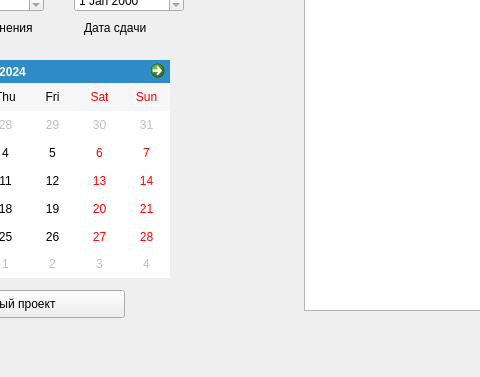
Above: mainwindow.ui from slavik175cm/FirmManager before the change; both pictures show x 236 to 716 and y 270 to 647 of the 960 by 647 pixel window. Below: the same form after it.
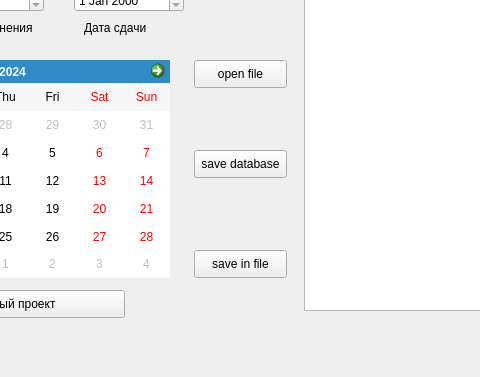
That is the form after the change.

Patch:
```diff
--- a/mainwindow.ui
+++ b/mainwindow.ui
@@ -249,6 +249,45 @@
      <string>Добавить новый проект</string>
     </property>
    </widget>
+   <widget class="QPushButton" name="pushButton">
+    <property name="geometry">
+     <rect>
+      <x>430</x>
+      <y>330</y>
+      <width>93</width>
+      <height>28</height>
+     </rect>
+    </property>
+    <property name="text">
+     <string>open file</string>
+    </property>
+   </widget>
+   <widget class="QPushButton" name="pushButton_2">
+    <property name="geometry">
+     <rect>
+      <x>430</x>
+      <y>520</y>
+      <width>93</width>
+      <height>28</height>
+     </rect>
+    </property>
+    <property name="text">
+     <string>save in file</string>
+    </property>
+   </widget>
+   <widget class="QPushButton" name="pushButton_3">
+    <property name="geometry">
+     <rect>
+      <x>430</x>
+      <y>420</y>
+      <width>93</width>
+      <height>28</height>
+     </rect>
+    </property>
+    <property name="text">
+     <string>save database</string>
+    </property>
+   </widget>
   </widget>
   <widget class="QMenuBar" name="menubar">
    <property name="geometry">
```
